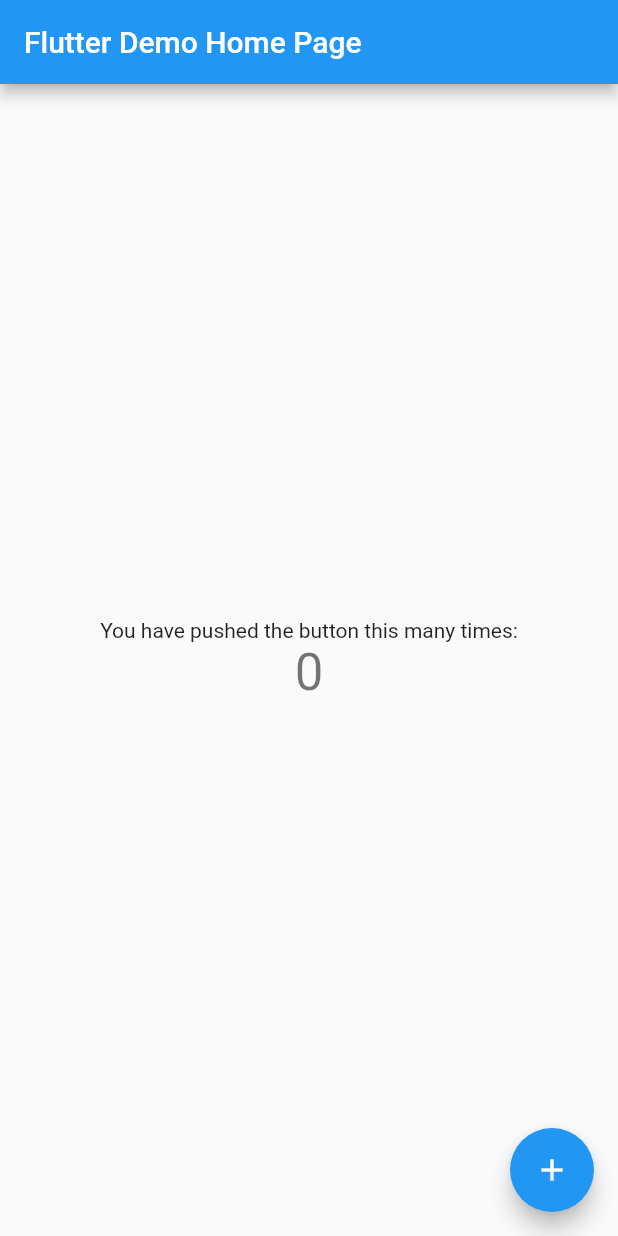
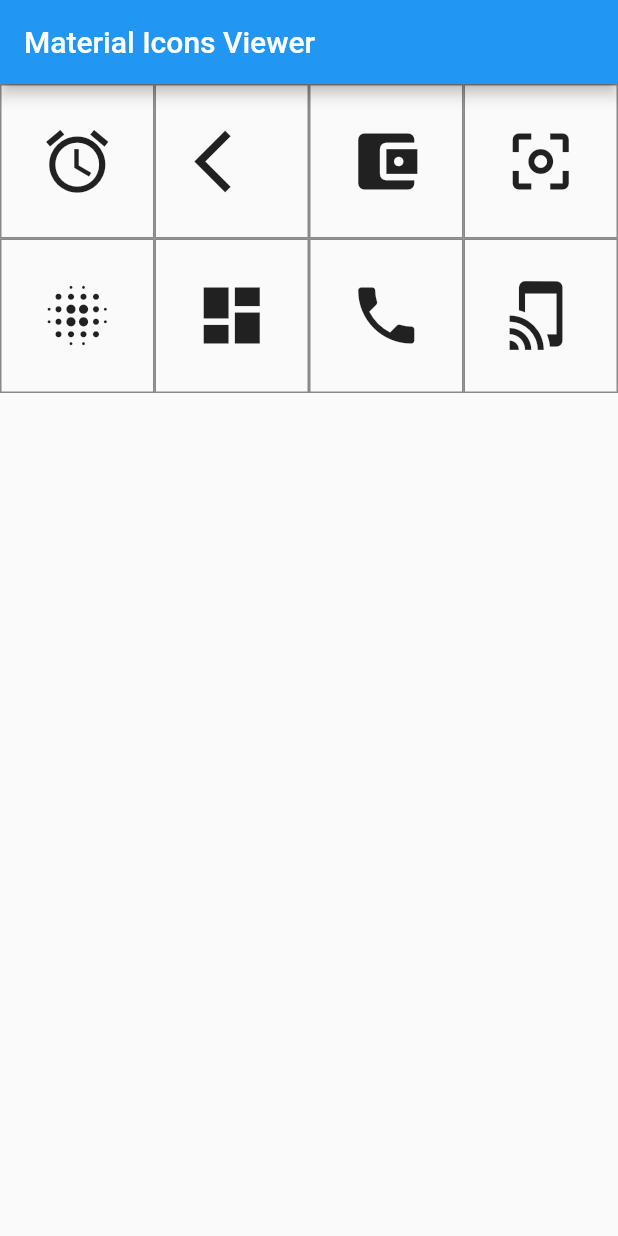
Before and after one commit to nobuhito/fpac2018, a Flutter app: the screen it shows after launch, on a phone screen of 412 x 824 dp. Run offline on Flutter 3.47's test engine with Material 2 defaults, Android fonts, the phone set to English and light mode, and no system bars.

Commit message:
add GridView

```diff
--- a/lib/main.dart
+++ b/lib/main.dart
@@ -3,109 +3,44 @@ import 'package:flutter/material.dart';
 void main() => runApp(MyApp());
 
 class MyApp extends StatelessWidget {
-  // This widget is the root of your application.
   @override
   Widget build(BuildContext context) {
-    return MaterialApp(
-      title: 'Flutter Demo',
-      theme: ThemeData(
-        // This is the theme of your application.
-        //
-        // Try running your application with "flutter run". You'll see the
-        // application has a blue toolbar. Then, without quitting the app, try
-        // changing the primarySwatch below to Colors.green and then invoke
-        // "hot reload" (press "r" in the console where you ran "flutter run",
-        // or simply save your changes to "hot reload" in a Flutter IDE).
-        // Notice that the counter didn't reset back to zero; the application
-        // is not restarted.
-        primarySwatch: Colors.blue,
+    return MaterialApp(home: MaterialIconsViewer());
+  }
+}
+
+class MaterialIconsViewer extends StatelessWidget {
+  final List<IconData> icons = [
+    Icons.access_alarm,
+    Icons.arrow_back_ios,
+    Icons.account_balance_wallet,
+    Icons.center_focus_weak,
+    Icons.blur_on,
+    Icons.dashboard,
+    Icons.phone,
+    Icons.tap_and_play,
+  ];
+
+  @override
+  Widget build(BuildContext context) {
+    return Scaffold(
+      appBar: AppBar(
+        title: Text("Material Icons Viewer"),
       ),
-      home: MyHomePage(title: 'Flutter Demo Home Page'),
+      body: GridView.builder(
+        itemCount: icons.length,
+        gridDelegate: SliverGridDelegateWithFixedCrossAxisCount(
+          crossAxisCount: 4,
+        ),
+        itemBuilder: (context, index) {
+          return Container(
+            decoration: BoxDecoration(
+              border: Border.all(color: Colors.black45),
+            ),
+            child: Icon(icons[index], size: 50),
+          );
+        },
+      ),
     );
   }
 }
-
-class MyHomePage extends StatefulWidget {
-  MyHomePage({Key key, this.title}) : super(key: key);
-
-  // This widget is the home page of your application. It is stateful, meaning
-  // that it has a State object (defined below) that contains fields that affect
-  // how it looks.
-
-  // This class is the configuration for the state. It holds the values (in this
-  // case the title) provided by the parent (in this case the App widget) and
-  // used by the build method of the State. Fields in a Widget subclass are
-  // always marked "final".
-
-  final String title;
-
-  @override
-  _MyHomePageState createState() => _MyHomePageState();
-}
-
-class _MyHomePageState extends State<MyHomePage> {
-  int _counter = 0;
-
-  void _incrementCounter() {
-    setState(() {
-      // This call to setState tells the Flutter framework that something has
-      // changed in this State, which causes it to rerun the build method below
-      // so that the display can reflect the updated values. If we changed
-      // _counter without calling setState(), then the build method would not be
-      // called again, and so nothing would appear to happen.
-      _counter++;
-    });
-  }
-
-  @override
-  Widget build(BuildContext context) {
-    // This method is rerun every time setState is called, for instance as done
-    // by the _incrementCounter method above.
-    //
-    // The Flutter framework has been optimized to make rerunning build methods
-    // fast, so that you can just rebuild anything that needs updating rather
-    // than having to individually change instances of widgets.
-    return Scaffold(
-      appBar: AppBar(
-        // Here we take the value from the MyHomePage object that was created by
-        // the App.build method, and use it to set our appbar title.
-        title: Text(widget.title),
-      ),
-      body: Center(
-        // Center is a layout widget. It takes a single child and positions it
-        // in the middle of the parent.
-        child: Column(
-          // Column is also layout widget. It takes a list of children and
-          // arranges them vertically. By default, it sizes itself to fit its
-          // children horizontally, and tries to be as tall as its parent.
-          //
-          // Invoke "debug painting" (press "p" in the console, choose the
-          // "Toggle Debug Paint" action from the Flutter Inspector in Android
-          // Studio, or the "Toggle Debug Paint" command in Visual Studio Code)
-          // to see the wireframe for each widget.
-          //
-          // Column has various properties to control how it sizes itself and
-          // how it positions its children. Here we use mainAxisAlignment to
-          // center the children vertically; the main axis here is the vertical
-          // axis because Columns are vertical (the cross axis would be
-          // horizontal).
-          mainAxisAlignment: MainAxisAlignment.center,
-          children: <Widget>[
-            Text(
-              'You have pushed the button this many times:',
-            ),
-            Text(
-              '$_counter',
-              style: Theme.of(context).textTheme.display1,
-            ),
-          ],
-        ),
-      ),
-      floatingActionButton: FloatingActionButton(
-        onPressed: _incrementCounter,
-        tooltip: 'Increment',
-        child: Icon(Icons.add),
-      ), // This trailing comma makes auto-formatting nicer for build methods.
-    );
-  }
-}
```
